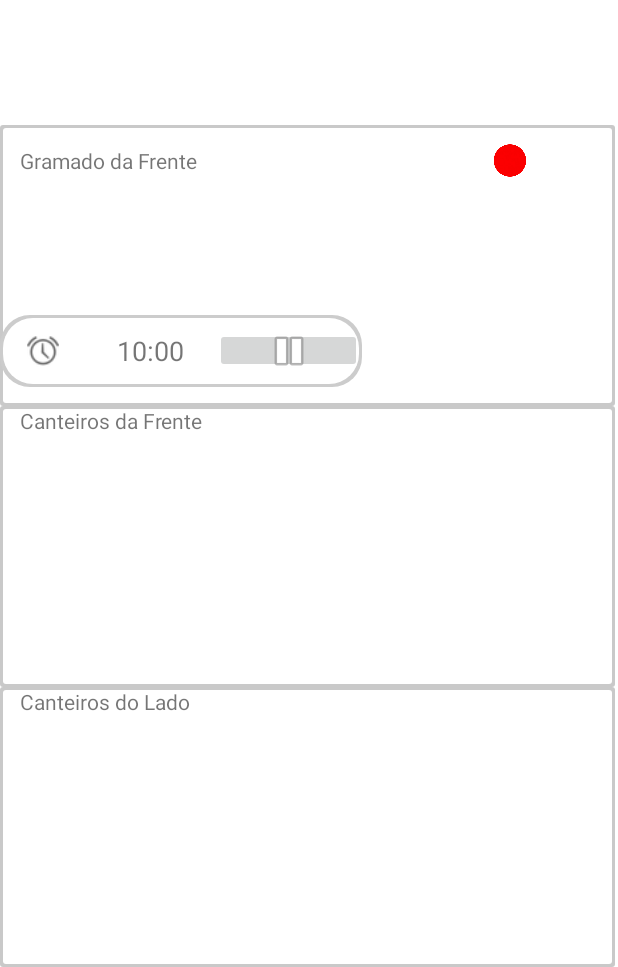
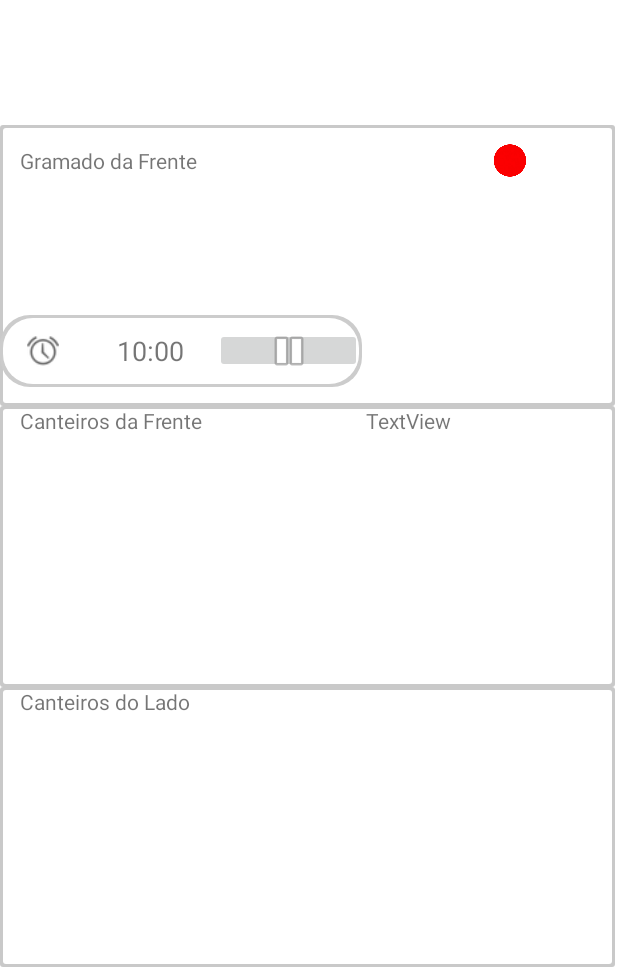
Before and after one commit to lennedy/irrigation-app, an Android app: the MainActivity screen opened directly, with no data from a screen before it, on a phone screen of 412 x 824 dp, the part 269-1236 px from its top. Run offline under Robolectric (Android 15) with nearby library versions, the phone set to English and light mode, and no system bars; 2 statements that could not run were skipped.

Commit message:
Adição de TextView para realizar testes

```diff
--- a/app/src/main/res/layout/activity_main.xml
+++ b/app/src/main/res/layout/activity_main.xml
@@ -109,6 +109,13 @@
                 android:layout_weight="1"
                 android:text="TextView" />
 
+            <TextView
+                android:id="@+id/textView3"
+                android:layout_width="wrap_content"
+                android:layout_height="157dp"
+                android:layout_weight="1"
+                android:text="TextView" />
+
         </LinearLayout>
 
         <LinearLayout
```
